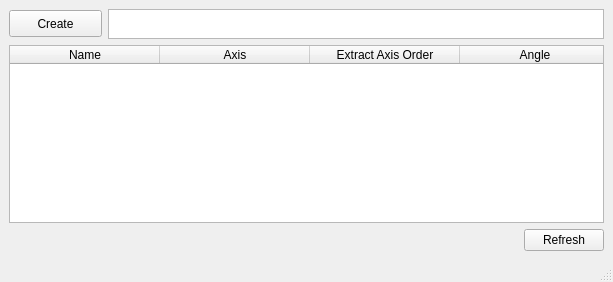
Before: the Qt Designer form dpAutoRigSystem/Extras/Ui/PoseReader.ui in nilouco/dpAutoRigSystem, drawn with Qt 5.
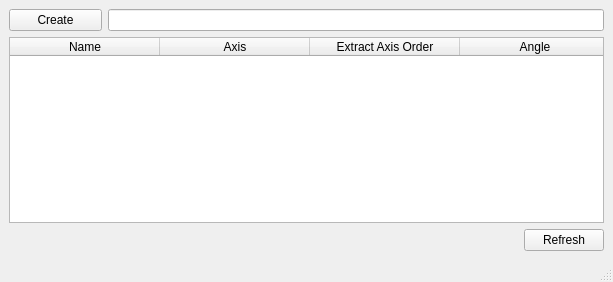
After: the same form once the commit is applied.

Commit message: Fix multiline in issue #6

The edit to the form file:
```diff
--- a/dpAutoRigSystem/Extras/Ui/PoseReader.ui
+++ b/dpAutoRigSystem/Extras/Ui/PoseReader.ui
@@ -40,29 +40,7 @@
        </widget>
       </item>
       <item>
-       <widget class="QTextEdit" name="edtNewName">
-        <property name="sizePolicy">
-         <sizepolicy hsizetype="Expanding" vsizetype="Fixed">
-          <horstretch>0</horstretch>
-          <verstretch>0</verstretch>
-         </sizepolicy>
-        </property>
-        <property name="maximumSize">
-         <size>
-          <width>20000</width>
-          <height>30</height>
-         </size>
-        </property>
-        <property name="acceptDrops">
-         <bool>true</bool>
-        </property>
-        <property name="verticalScrollBarPolicy">
-         <enum>Qt::ScrollBarAlwaysOff</enum>
-        </property>
-        <property name="horizontalScrollBarPolicy">
-         <enum>Qt::ScrollBarAlwaysOff</enum>
-        </property>
-       </widget>
+       <widget class="QLineEdit" name="edtNewName"/>
       </item>
      </layout>
     </item>
```
The commit also changes 2 other files.
